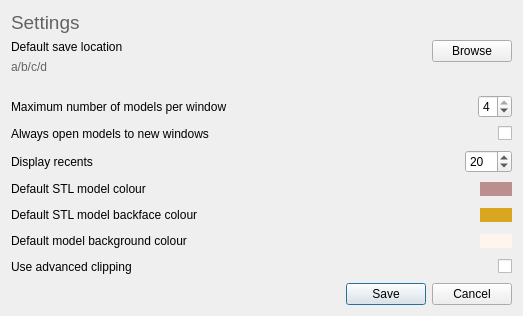
Qt form lib/ModelRenderer/settingsdialog.ui (KurusView/KurusView) before a commit.
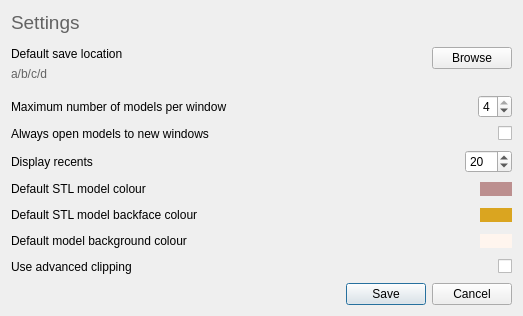
The same form after that commit.

What changed in the file:
```diff
--- a/lib/ModelRenderer/settingsdialog.ui
+++ b/lib/ModelRenderer/settingsdialog.ui
@@ -50,6 +50,19 @@
        </property>
       </widget>
      </item>
+     <item>
+      <spacer name="verticalSpacer_2">
+       <property name="orientation">
+        <enum>Qt::Vertical</enum>
+       </property>
+       <property name="sizeHint" stdset="0">
+        <size>
+         <width>20</width>
+         <height>40</height>
+        </size>
+       </property>
+      </spacer>
+     </item>
      <item>
       <layout class="QHBoxLayout" name="horizontalLayout">
        <item>
```
Left out of the diff: 2 changed lines with no effect on the pictures.
